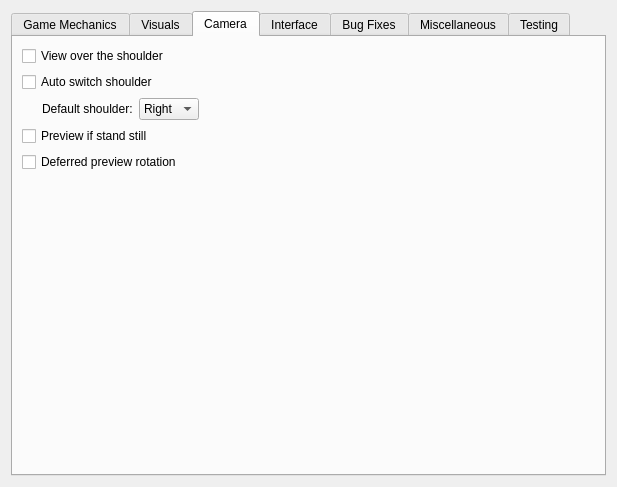
First picture: the form in files/ui/advancedpage.ui, repository sunhawken/openmw, before the edit.
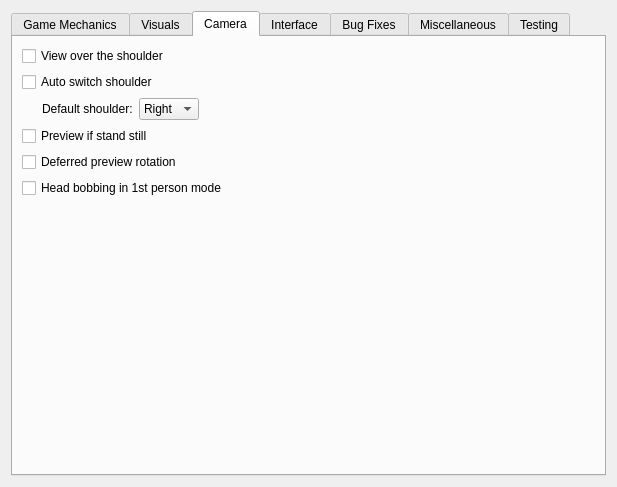
Second picture: the form after the edit. The open tabs and pages were chosen to show the change.

Commit message: Add head bobbing in first person mode

```diff
--- a/files/ui/advancedpage.ui
+++ b/files/ui/advancedpage.ui
@@ -553,6 +553,16 @@
          </property>
         </widget>
        </item>
+       <item>
+        <widget class="QCheckBox" name="headBobbingCheckBox">
+         <property name="toolTip">
+          <string>&lt;html&gt;&lt;head/&gt;&lt;body&gt;&lt;p&gt;Enables head bobbing when move in first person mode.&lt;/p&gt;&lt;/body&gt;&lt;/html&gt;</string>
+         </property>
+         <property name="text">
+          <string>Head bobbing in 1st person mode</string>
+         </property>
+        </widget>
+       </item>
        <item>
         <spacer>
          <property name="orientation">
```
The commit also changes 6 other files.
